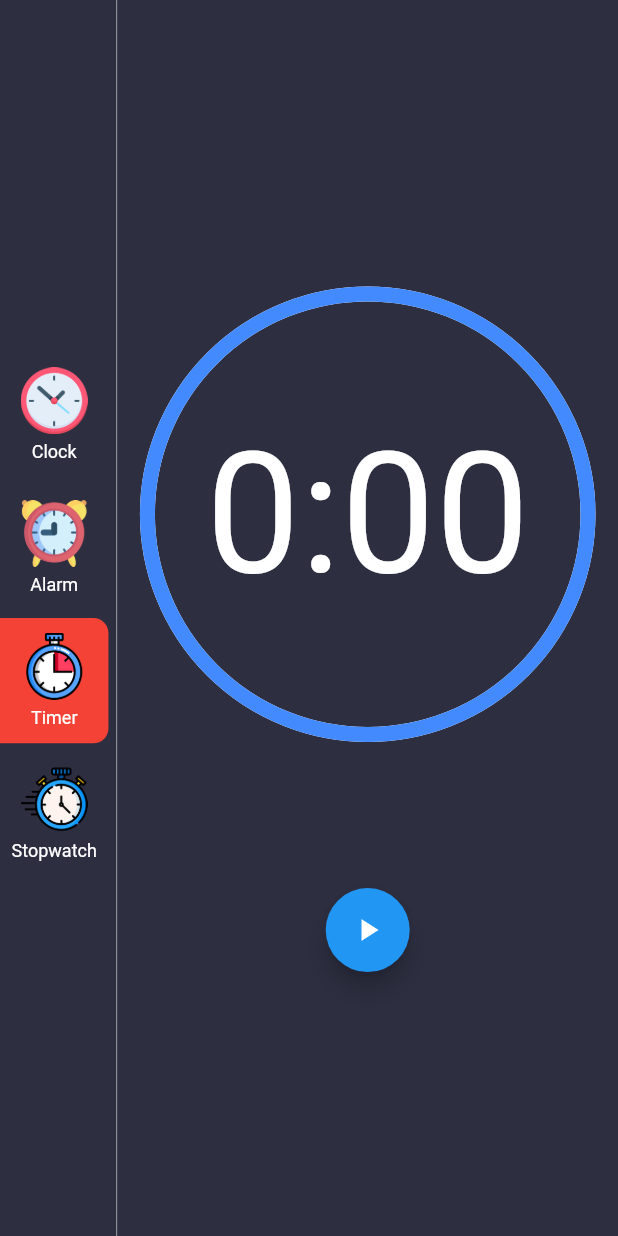
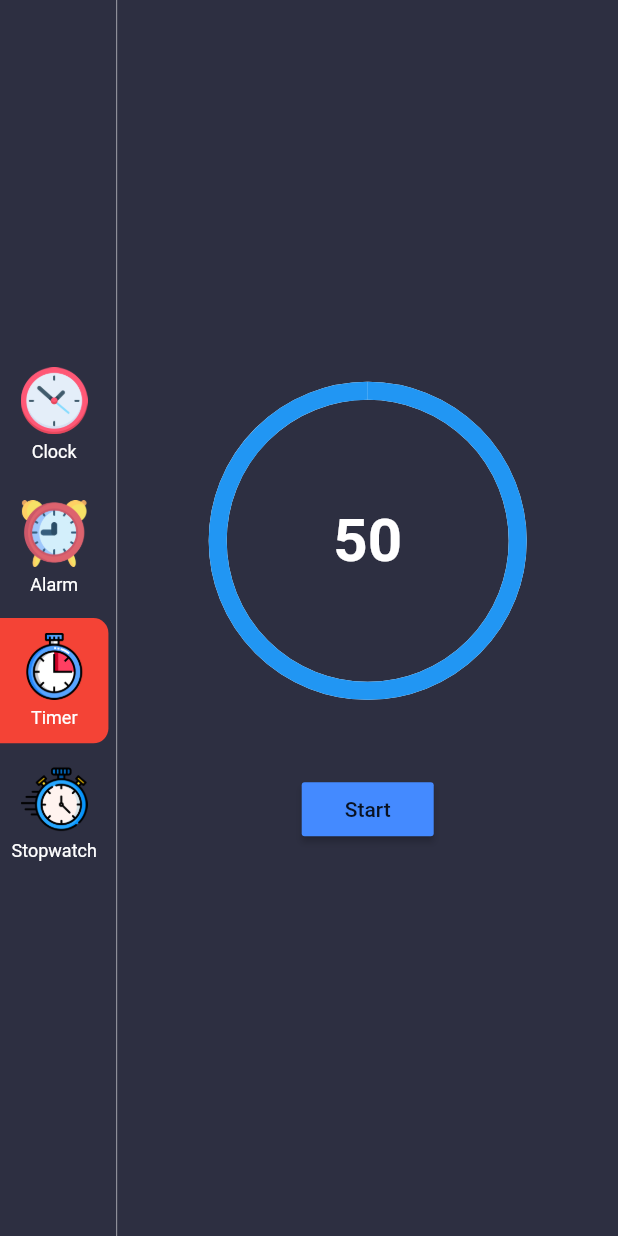
Before and after one commit to Iamdheeraj22/clock_app, a Flutter app: the screen it shows after launch, after a tap on "Alarm", after a tap on "Timer", on a phone screen of 412 x 824 dp. Run offline on Flutter 3.47's test engine with Material 2 defaults, Android fonts, the phone set to English and light mode, and no system bars; our stand-ins replace dotted_border, flutter_local_notifications.

Commit message:
create another timer page & design completed

```diff
--- a/lib/Presentation/Pages/HomePage.dart
+++ b/lib/Presentation/Pages/HomePage.dart
@@ -1,6 +1,6 @@
 import 'package:clock_app/Presentation/Pages/ClockPage.dart';
 import 'package:clock_app/Presentation/Pages/StopwatchPage.dart';
-import 'package:clock_app/Presentation/Pages/TimerPage.dart';
+import 'package:clock_app/Presentation/widgets/TimerPage.dart';
 import 'package:clock_app/Provider/MenuInfo.dart';
 import 'package:clock_app/Util/Enums.dart';
 import 'package:clock_app/Util/data.dart';
@@ -9,6 +9,7 @@ import 'package:provider/provider.dart';
 
 import '../../Util/Common.dart';
 import 'AlarmPage.dart';
+import 'TimerScreenPage.dart';
 
 class HomePage extends StatefulWidget {
   HomePage({Key? key}) : super(key: key);
@@ -40,7 +41,7 @@ class _HomePageState extends State<HomePage> {
               } else if (value.menuType == MenuType.alarm) {
                 return AlarmPage();
               } else if (value.menuType == MenuType.timer) {
-                return TimerPage();
+                return TimerScreenPage();
               } else if (value.menuType == MenuType.stopwatch) {
                 return StopwatchPage();
               }
--- /dev/null
+++ b/lib/Presentation/Pages/TimerScreenPage.dart
@@ -0,0 +1,147 @@
+import 'dart:async';
+
+import 'package:clock_app/Util/Common.dart';
+import 'package:flutter/foundation.dart';
+import 'package:flutter/material.dart';
+
+class TimerScreenPage extends StatefulWidget {
+  TimerScreenPage({Key? key}) : super(key: key);
+
+  @override
+  State<TimerScreenPage> createState() => _TimerScreenPageState();
+}
+
+class _TimerScreenPageState extends State<TimerScreenPage> {
+  static const maxSeconds = 50;
+  int seconds = maxSeconds;
+  Timer? timer;
+
+  void resetTimer() => setState(() {
+        seconds = maxSeconds;
+      });
+  void startTimer({bool reset = true}) {
+    if (reset) {
+      resetTimer();
+    }
+    timer = Timer.periodic(Duration(seconds: 1), (timer) {
+      if (seconds > 0) {
+        setState(() {
+          seconds--;
+        });
+      } else {
+        stopTimer(reset: false);
+      }
+    });
+  }
+
+  void stopTimer({bool reset = true}) {
+    if (reset) {
+      resetTimer();
+    }
+    setState(() {
+      timer?.cancel();
+    });
+  }
+
+  @override
+  Widget build(BuildContext context) {
+    return Scaffold(
+      backgroundColor: Colors.transparent,
+      body: Center(
+        child: Column(
+          crossAxisAlignment: CrossAxisAlignment.center,
+          mainAxisAlignment: MainAxisAlignment.center,
+          children: [
+            SizedBox(
+              height: 200,
+              width: 200,
+              child: Stack(
+                children: [
+                  Align(
+                    alignment: Alignment.center,
+                    child: seconds == 0
+                        ? Icon(
+                            Icons.done,
+                            color: Colors.blueAccent,
+                            size: 100,
+                          )
+                        : Text(
+                            seconds == 0 ? "$maxSeconds" : "$seconds",
+                            style: TextStyle(
+                                color: Colors.white,
+                                fontSize: 40,
+                                fontWeight: FontWeight.w600),
+                          ),
+                  ),
+                  SizedBox(
+                    height: 200,
+                    width: 200,
+                    child: CircularProgressIndicator(
+                      value: seconds == 0
+                          ? double.parse(maxSeconds.toString())
+                          : (seconds / maxSeconds),
+                      strokeWidth: 12,
+                      backgroundColor: Colors.white,
+                    ),
+                  ),
+                ],
+              ),
+            ),
+            SizedBox(
+              height: height(context) / 15,
+            ),
+            buildButtons()
+          ],
+        ),
+      ),
+    );
+  }
+
+  Widget buildButtons() {
+    final isRunning = timer == null ? false : timer!.isActive;
+    final isCompleted = seconds == maxSeconds || seconds == 0;
+    return isRunning || !isCompleted
+        ? Row(
+            mainAxisAlignment: MainAxisAlignment.center,
+            children: [
+              MaterialButton(
+                color: Colors.blueAccent,
+                onPressed: () {
+                  if (isRunning) {
+                    stopTimer(reset: false);
+                  } else {
+                    startTimer(reset: false);
+                  }
+                },
+                child: Text(isRunning ? "Pause" : "Resume"),
+              ),
+              SizedBox(
+                width: 20,
+              ),
+              MaterialButton(
+                color: Colors.blueAccent,
+                onPressed: () {
+                  stopTimer();
+                },
+                child: Text("Reset"),
+              ),
+            ],
+          )
+        : MaterialButton(
+            color: Colors.blueAccent,
+            onPressed: () {
+              startTimer();
+            },
+            child: Text("Start"),
+          );
+  }
+}
+/**
+ * Container(
+                    height: seconds / maxSeconds,
+                    margin: EdgeInsets.all(10),
+                    decoration: BoxDecoration(
+                        color: Colors.red,
+                        borderRadius: BorderRadius.circular(200)),
+                  ),
+ */
--- a/lib/Presentation/Pages/TimerPage.dart
+++ b/lib/Presentation/widgets/TimerPage.dart
@@ -1,7 +1,7 @@
 import 'package:clock_app/Util/Common.dart';
 import 'package:flutter/material.dart';
 
-import '../widgets/CustomTimerPainter.dart';
+import 'CustomTimerPainter.dart';
 
 class TimerPage extends StatefulWidget {
   TimerPage({Key? key}) : super(key: key);
@@ -12,7 +12,6 @@ class TimerPage extends StatefulWidget {
 
 class _TimerPageState extends State<TimerPage> with TickerProviderStateMixin {
   AnimationController? controller;
-  bool isStop = false;
 
   @override
   void initState() {
@@ -113,11 +112,3 @@ class _TimerPageState extends State<TimerPage> with TickerProviderStateMixin {
     );
   }
 }
-
-/**
- *  Container(
-            height: height(context) / 2,
-            decoration: BoxDecoration(
-                color: Colors.red, borderRadius: BorderRadius.circular(10)),
-          )
- */
```
